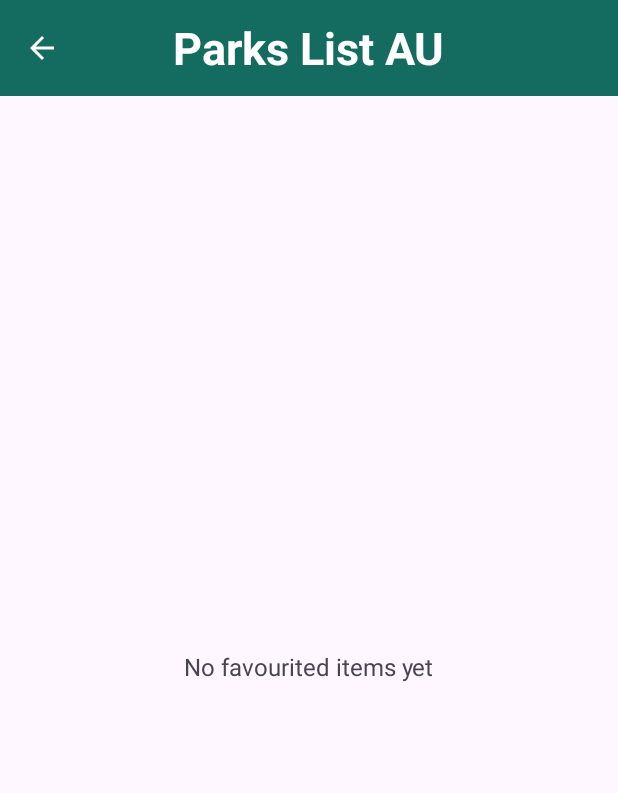
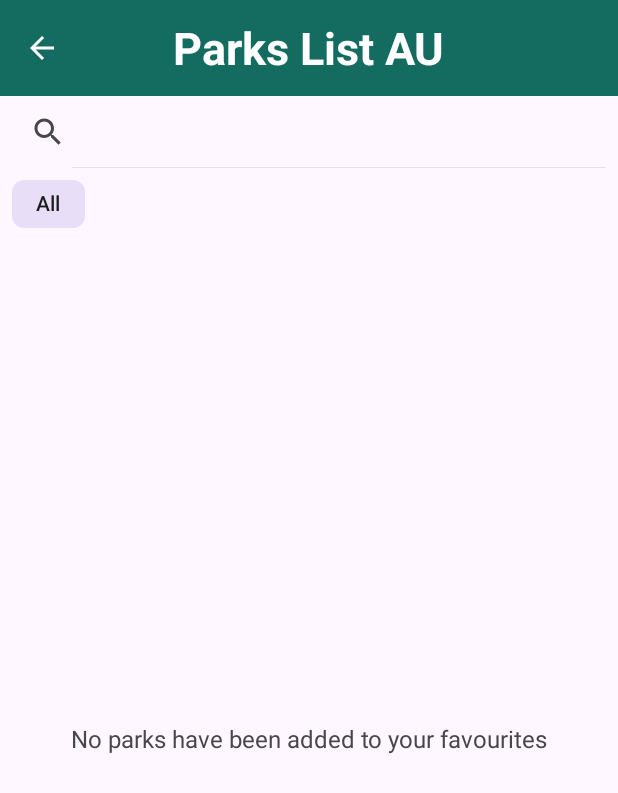
Before and after one commit to MitchellPescud/COMP2008-Assignment-1, an Android app: the Favourites screen opened directly, with no data from a screen before it, on a phone screen of 412 x 824 dp. Shown: the top 793 px of the screen. Run offline under Robolectric (Android 15) with nearby library versions, the phone set to English and light mode, and no system bars.

Commit message:
Added search and filter to favourites

```diff
--- a/app/src/main/java/com/example/comp2008assignment1/Explore.kt
+++ b/app/src/main/java/com/example/comp2008assignment1/Explore.kt
@@ -24,7 +24,6 @@ class Explore : AppCompatActivity() {
     private lateinit var adapter: ParkAdapter
     private lateinit var searchView: SearchView
     private lateinit var chipGroup: ChipGroup
-
     private var allParks: List<Park> = emptyList()
     private var currentQuery: String = ""
     private var currentCategory: String = "All"
--- a/app/src/main/java/com/example/comp2008assignment1/Favourites.kt
+++ b/app/src/main/java/com/example/comp2008assignment1/Favourites.kt
@@ -2,6 +2,8 @@ package com.example.comp2008assignment1
 
 import android.os.Bundle
 import android.content.Intent
+import android.view.View
+import androidx.appcompat.widget.SearchView
 import androidx.activity.enableEdgeToEdge
 import androidx.appcompat.app.AppCompatActivity
 import androidx.core.view.ViewCompat
@@ -11,91 +13,128 @@ import androidx.recyclerview.widget.RecyclerView
 import androidx.recyclerview.widget.LinearLayoutManager
 import android.widget.Toast
 import android.widget.TextView
-import android.view.View
-
-// Activity that displays the list of all favourited parks
-// Shows parks saved as favourites and allows unfavouriting them
-// Also displays an "empty state" message if no favourites exist
+import com.google.android.material.chip.Chip
+import com.google.android.material.chip.ChipGroup
 
 class Favourites : AppCompatActivity() {
+
+    private lateinit var recyclerView: RecyclerView
+    private lateinit var adapter: ParkAdapter
+    private lateinit var searchView: SearchView
+    private lateinit var chipGroup: ChipGroup
+    private lateinit var emptyView: TextView
+    private var favParks: List<Park> = emptyList()
+    private var currentQuery: String = ""
+    private var currentCategory: String = "All"
+
     override fun onCreate(savedInstanceState: Bundle?) {
         super.onCreate(savedInstanceState)
-        enableEdgeToEdge() // Enable edge-to-edge UI layout
+        enableEdgeToEdge()
         setContentView(R.layout.activity_favourites)
 
-        // Handle padding for system bars (status/nav bar)
+        // Insets
         ViewCompat.setOnApplyWindowInsetsListener(findViewById(R.id.main)) { v, insets ->
             val systemBars = insets.getInsets(WindowInsetsCompat.Type.systemBars())
             v.setPadding(systemBars.left, systemBars.top, systemBars.right, systemBars.bottom)
             insets
         }
 
-        // --- Toolbar setup with back button ---
+        // Toolbar + Back Button
         val toolbar = findViewById<MaterialToolbar>(R.id.Navigation_Bar)
         setSupportActionBar(toolbar)
-        supportActionBar?.setDisplayHomeAsUpEnabled(true)  // Show back arrow
-        supportActionBar?.setDisplayShowTitleEnabled(false) // Hide default title (we use custom TextView)
-
-        // Handle back arrow click → return to MainActivity
+        supportActionBar?.setDisplayHomeAsUpEnabled(true)
+        supportActionBar?.setDisplayShowTitleEnabled(false)
         toolbar.setNavigationOnClickListener {
-            val intent = Intent(this, MainActivity::class.java)
-            startActivity(intent)
-            finish() // Close this activity
+            startActivity(Intent(this, MainActivity::class.java))
+            finish()
         }
 
-        // --- RecyclerView setup for favourites list ---
-        val recyclerView = findViewById<RecyclerView>(R.id.recyclerParks)
-        recyclerView.layoutManager = LinearLayoutManager(this) // Vertical list layout
+        // Views
+        searchView = findViewById(R.id.searchView)
+        chipGroup = findViewById(R.id.chipGroup)
+        recyclerView = findViewById(R.id.recyclerParks)
+        emptyView = findViewById(R.id.textEmpty)
 
-        // Create adapter with callback when favourite button clicked
-        val adapter = ParkAdapter { park ->
+        // RecyclerView
+        recyclerView.layoutManager = LinearLayoutManager(this)
+        adapter = ParkAdapter { park ->
             if (park.isFavourite) {
-                // User just favourited the park → show toast
                 Toast.makeText(this, "You favourited ${park.name}", Toast.LENGTH_SHORT).show()
             } else {
-                // User unfavourited → show toast, update displayed list
                 Toast.makeText(this, "You unfavourited ${park.name}", Toast.LENGTH_SHORT).show()
-                val favsNow = buildFavourites()
-                (recyclerView.adapter as ParkAdapter).setItems(favsNow)
-                updateEmptyState(favsNow, recyclerView)
+                // Rebuild favourites because the set changed
+                favParks = buildFavourites()
+                // Categories may change when an item is removed; rebuild chips if needed
+                rebuildChipsIfNeeded()
+                applyFilters()
             }
         }
         recyclerView.adapter = adapter
 
-        // --- Load initial favourites and set empty state ---
-        val initialItems = buildFavourites()
-        adapter.setItems(initialItems)
-        updateEmptyState(initialItems, recyclerView)
+        // Search
+        searchView.setOnQueryTextListener(object : SearchView.OnQueryTextListener {
+            override fun onQueryTextSubmit(query: String?): Boolean = true
+            override fun onQueryTextChange(newText: String?): Boolean {
+                currentQuery = newText.orEmpty()
+                applyFilters()
+                return true
+            }
+        })
+
+        // Chips
+        chipGroup.setOnCheckedStateChangeListener { group, _ ->
+            val checkedId = group.checkedChipId
+            currentCategory = group.findViewById<Chip>(checkedId)?.text?.toString() ?: "All"
+            applyFilters()
+        }
+
+        // Initial content
+        favParks = buildFavourites()
+        buildCategoryChips(deriveCategories(favParks))
+        applyFilters()
     }
 
     override fun onResume() {
         super.onResume()
-        // Refresh favourites whenever returning to this screen
-        val recyclerView = findViewById<RecyclerView>(R.id.recyclerParks)
-        val adapter = recyclerView.adapter as ParkAdapter
-        val favsNow = buildFavourites()
-        adapter.setItems(favsNow)
-        updateEmptyState(favsNow, recyclerView)
+        // Refresh favourites (e.g., changed in Explore)
+        val before = favParks
+        favParks = buildFavourites()
+
+        // If the set changed, rebuild chips (categories may differ)
+        if (before.map { it.parkID }.toSet() != favParks.map { it.parkID }.toSet()) {
+            rebuildChipsIfNeeded()
+        }
+
+        applyFilters()
     }
 
-    // --- Helpers ---
+    // --- Core filtering ---
 
-    /**
-     * Builds the list of favourited parks.
-     * Pulls all parks from repository, filters those in FavouriteStore, and sets isFavourite=true.
-     */
+    private fun applyFilters() {
+        val filtered = favParks.filter { p ->
+            val textMatch = currentQuery.isBlank() ||
+                    p.name.contains(currentQuery, ignoreCase = true) ||
+                    p.location.contains(currentQuery, ignoreCase = true) ||
+                    p.activities.any { it.contains(currentQuery, ignoreCase = true) } ||
+                    p.features.any { it.contains(currentQuery, ignoreCase = true) }
+
+            val catMatch = (currentCategory == "All") ||
+                    p.activities.any { it.equals(currentCategory, ignoreCase = true) } ||
+                    p.features.any { it.equals(currentCategory, ignoreCase = true) }
+
+            textMatch && catMatch
+        }
+        adapter.setItems(filtered.map { it.copy(isFavourite = true) })
+        updateEmptyState(filtered)
+    }
+
+    // Build the current favourites list from storage
     private fun buildFavourites(): List<Park> =
         ParkRepository.getAll()
             .filter { FavouriteStore.getFavourites(this).contains(it.parkID) }
             .map { it.copy(isFavourite = true) }
 
-    /**
-     * Updates the empty state.
-     * If no favourites, show "No favourited items yet" text and hide RecyclerView.
-     * Otherwise, show RecyclerView and hide the empty message.
-     */
-    private fun updateEmptyState(items: List<Park>, recyclerView: RecyclerView) {
-        val emptyView = findViewById<TextView>(R.id.textEmpty)
+    private fun updateEmptyState(items: List<Park>) {
         if (items.isEmpty()) {
             emptyView.visibility = View.VISIBLE
             recyclerView.visibility = View.GONE
@@ -104,4 +143,44 @@ class Favourites : AppCompatActivity() {
             recyclerView.visibility = View.VISIBLE
         }
     }
+
+    // --- Categories & chips ---
+    private fun deriveCategories(parks: List<Park>): List<String> {
+        val set = linkedSetOf("All")
+        parks.forEach { p ->
+            p.activities.forEach { if (it.isNotBlank()) set.add(it.trim()) }
+            p.features.forEach { if (it.isNotBlank()) set.add(it.trim()) }
+        }
+        return set.toList()
+    }
+
+    // Creates a chip for each category and adds it to the ChipGroup
+    private fun buildCategoryChips(categories: List<String>) {
+        chipGroup.removeAllViews()
+        categories.forEachIndexed { idx, cat ->
+            val chip = Chip(this).apply {
+                id = View.generateViewId()
+                text = cat
+                isCheckable = true
+                isCheckedIconVisible = false
+            }
+            chipGroup.addView(chip)
+            if (idx == 0) chip.isChecked = true // "All"
+        }
+        // Ensure state is consistent if we rebuilt after user had chosen a category
+        if (currentCategory != "All") {
+            val match = categories.indexOfFirst { it.equals(currentCategory, ignoreCase = true) }
+            if (match >= 0) {
+                (chipGroup.getChildAt(match) as? Chip)?.isChecked = true
+            } else {
+                currentCategory = "All"
+                (chipGroup.getChildAt(0) as? Chip)?.isChecked = true
+            }
+        }
+    }
+
+    private fun rebuildChipsIfNeeded() {
+        val cats = deriveCategories(favParks)
+        buildCategoryChips(cats)
+    }
 }
--- a/app/src/main/res/layout/activity_explore.xml
+++ b/app/src/main/res/layout/activity_explore.xml
@@ -36,7 +36,7 @@
         android:id="@+id/searchView"
         android:layout_width="0dp"
         android:layout_height="wrap_content"
-        android:queryHint="Search parks"
+        android:queryHint="@string/search_hint"
         app:iconifiedByDefault="false"
         app:layout_constraintTop_toBottomOf="@id/Navigation_Bar"
         app:layout_constraintStart_toStartOf="parent"
--- a/app/src/main/res/layout/activity_favourites.xml
+++ b/app/src/main/res/layout/activity_favourites.xml
@@ -1,5 +1,6 @@
 <?xml version="1.0" encoding="utf-8"?>
-<androidx.constraintlayout.widget.ConstraintLayout xmlns:android="http://schemas.android.com/apk/res/android"
+<androidx.constraintlayout.widget.ConstraintLayout
+    xmlns:android="http://schemas.android.com/apk/res/android"
     xmlns:app="http://schemas.android.com/apk/res-auto"
     xmlns:tools="http://schemas.android.com/tools"
     android:id="@+id/main"
@@ -30,25 +31,57 @@
             android:layout_gravity="center" />
     </com.google.android.material.appbar.MaterialToolbar>
 
-    <!-- Text to show if no favourite parks -->
+    <!-- Search -->
+    <androidx.appcompat.widget.SearchView
+        android:id="@+id/searchView"
+        android:layout_width="0dp"
+        android:layout_height="wrap_content"
+        android:queryHint="@string/search_hint"
+        app:iconifiedByDefault="false"
+        app:layout_constraintTop_toBottomOf="@id/Navigation_Bar"
+        app:layout_constraintStart_toStartOf="parent"
+        app:layout_constraintEnd_toEndOf="parent" />
+
+    <!-- Category chips (scrollable row) -->
+    <HorizontalScrollView
+        android:id="@+id/scrollView"
+        android:layout_width="0dp"
+        android:layout_height="wrap_content"
+        android:fillViewport="true"
+        android:overScrollMode="never"
+        app:layout_constraintTop_toBottomOf="@id/searchView"
+        app:layout_constraintStart_toStartOf="parent"
+        app:layout_constraintEnd_toEndOf="parent">
+
+        <com.google.android.material.chip.ChipGroup
+            android:id="@+id/chipGroup"
+            android:layout_width="wrap_content"
+            android:layout_height="wrap_content"
+            app:singleSelection="true"
+            app:selectionRequired="false"
+            android:paddingStart="8dp"
+            android:paddingEnd="8dp" />
+    </HorizontalScrollView>
+
+    <!-- Empty state -->
     <TextView
         android:id="@+id/textEmpty"
         android:layout_width="wrap_content"
         android:layout_height="wrap_content"
-        android:text="No favourited items yet"
+        android:text="@string/no_favourite_parks"
         android:textSize="16sp"
         android:visibility="gone"
-        app:layout_constraintTop_toBottomOf="@id/Navigation_Bar"
-        app:layout_constraintBottom_toBottomOf="parent"
+        app:layout_constraintTop_toBottomOf="@id/scrollView"
         app:layout_constraintStart_toStartOf="parent"
-        app:layout_constraintEnd_toEndOf="parent" />
+        app:layout_constraintEnd_toEndOf="parent"
+        app:layout_constraintBottom_toBottomOf="parent" />
 
-    <!-- Park Recycleview -->
+    <!-- Park RecyclerView -->
     <androidx.recyclerview.widget.RecyclerView
         android:id="@+id/recyclerParks"
         android:layout_width="0dp"
         android:layout_height="0dp"
-        app:layout_constraintTop_toBottomOf="@id/Navigation_Bar"
+        app:layout_constraintTop_toBottomOf="@id/scrollView"
         app:layout_constraintStart_toStartOf="parent"
         app:layout_constraintEnd_toEndOf="parent"
         app:layout_constraintBottom_toBottomOf="parent"
--- a/app/src/main/res/values/strings.xml
+++ b/app/src/main/res/values/strings.xml
@@ -3,4 +3,6 @@
     <string name="welcome_photo">Welcome Photo</string>
     <string name="Title">Parks List AU</string>
     <string name="Welcome_Paragraph">Welcome to Parks List AU! Explore beautiful parks across the country and discover new places to relax, walk, and enjoy nature.</string>
+    <string name="no_favourite_parks">No parks have been added to your favourites</string>
+    <string name="search_hint">Search parks by name, location, activities, or features</string>
 </resources>
```
